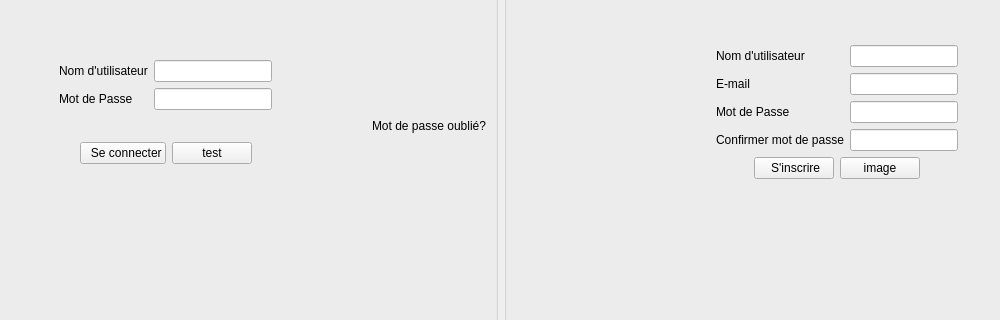
dhiaabdelli1/Wedding_planner_2A1, file INTEGRATION/mainwindow.ui: the form before one commit; both pictures show x 185 to 1185 and y 211 to 531 of the 1372 by 633 pixel window.
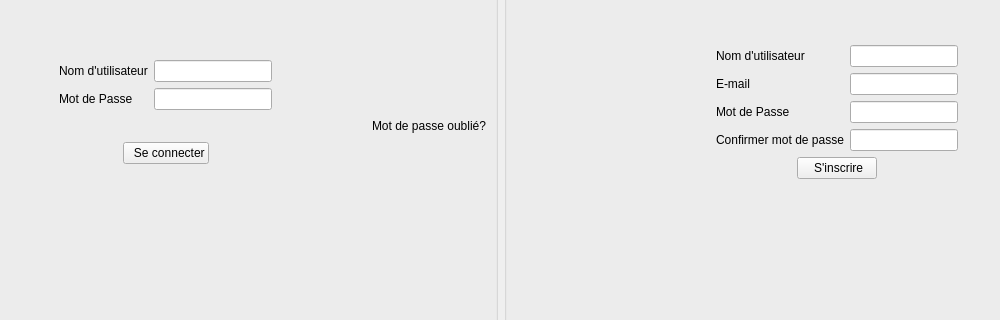
The form after the commit. The open tabs and pages were chosen to show the change. Icons and pictures are not drawn.

Diff of the .ui file:
```diff
--- a/INTEGRATION/mainwindow.ui
+++ b/INTEGRATION/mainwindow.ui
@@ -165,19 +165,6 @@
                    </property>
                   </widget>
                  </item>
-                 <item>
-                  <widget class="QPushButton" name="test">
-                   <property name="text">
-                    <string>test</string>
-                   </property>
-                   <property name="iconSize">
-                    <size>
-                     <width>50</width>
-                     <height>30</height>
-                    </size>
-                   </property>
-                  </widget>
-                 </item>
                  <item>
                   <spacer name="horizontalSpacer_22">
                    <property name="orientation">
@@ -336,13 +323,6 @@
                      </property>
                     </widget>
                    </item>
-                   <item>
-                    <widget class="QPushButton" name="upload_image">
-                     <property name="text">
-                      <string>image</string>
-                     </property>
-                    </widget>
-                   </item>
                    <item>
                     <spacer name="horizontalSpacer_26">
                      <property name="orientation">
```
Left out of the diff: 30 changed lines with no effect on the pictures.
